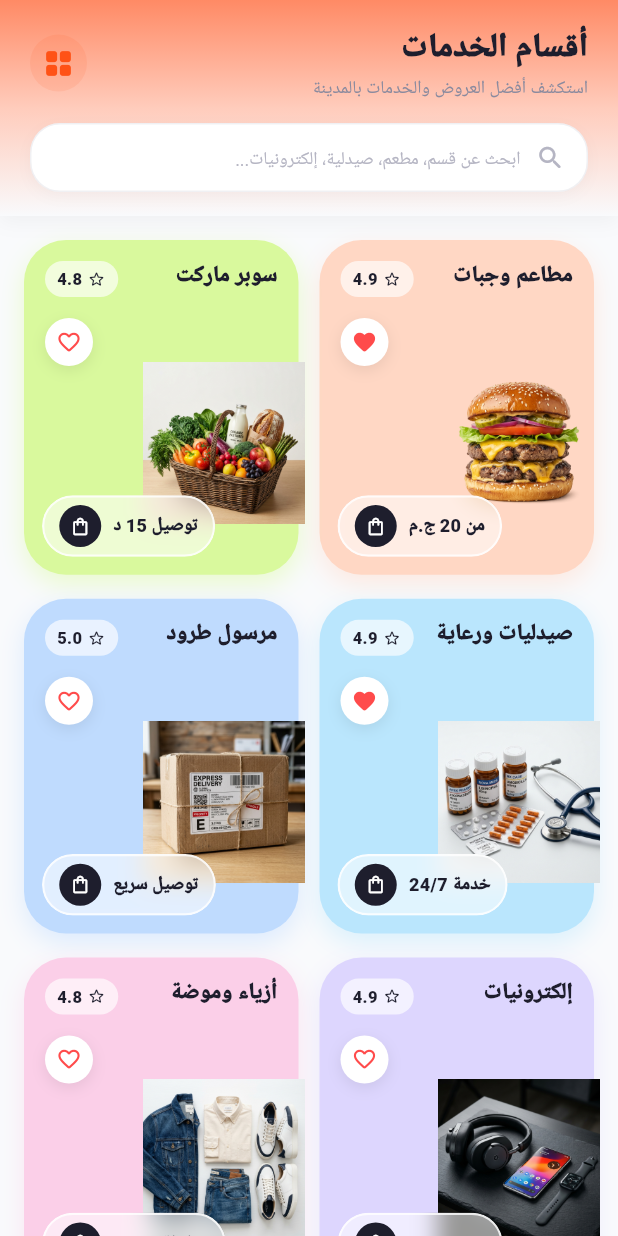
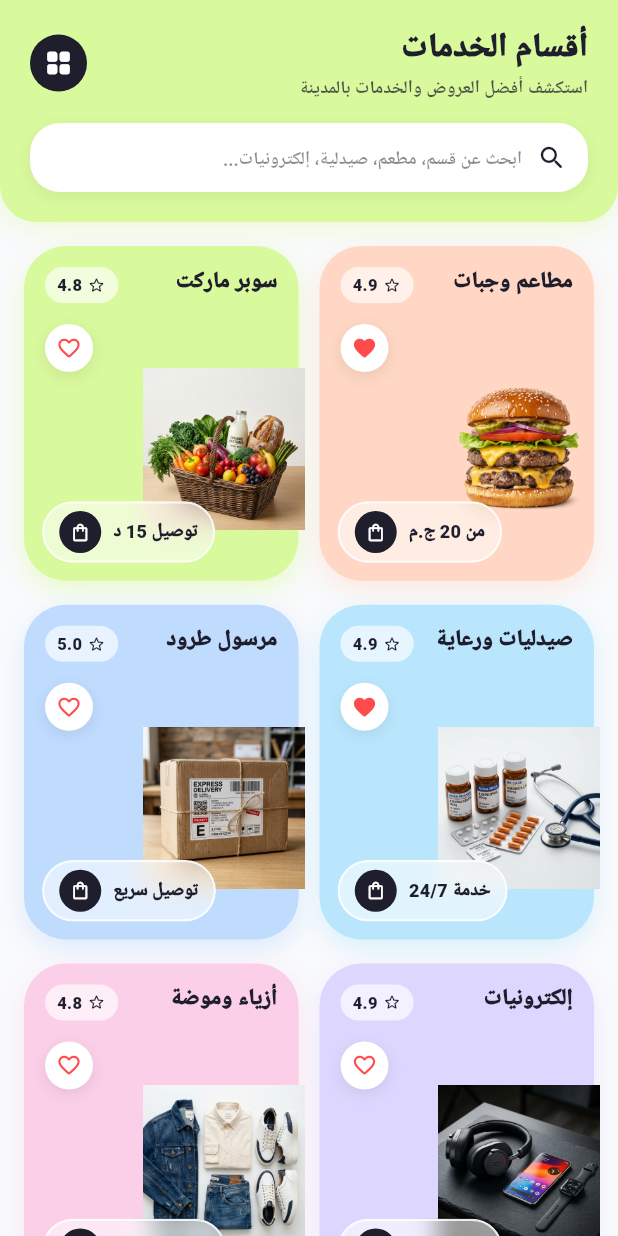
Before and after one commit to khaledibrahim1/EIOP, a Flutter app: the CategoriesScreen screen opened directly, on a phone screen of 412 x 824 dp. Run offline on Flutter 3.47's test engine with Material 3 defaults, Android fonts, the light colour scheme and no system bars; our stand-ins replace flutter_map, google_fonts, latlong2; Roboto replaces fonts that are missing (Tajawal).

Commit message:
headr color

```diff
--- a/lib/screens/categories_screen.dart
+++ b/lib/screens/categories_screen.dart
@@ -174,15 +174,19 @@ class _CategoriesScreenState extends State<CategoriesScreen> {
             top: false,
             child: Column(
               children: [
-                // Top Header Container
+                // Top Header Container (Light Lime Green Theme)
                 Container(
                   width: double.infinity,
                   decoration: BoxDecoration(
-                    gradient: AppColors.headerFadeGradient,
+                    color: const Color(0xFFD9F99D),
+                    borderRadius: const BorderRadius.only(
+                      bottomLeft: Radius.circular(24),
+                      bottomRight: Radius.circular(24),
+                    ),
                     boxShadow: [
                       BoxShadow(
-                        color: Colors.black.withValues(alpha: 0.04),
-                        blurRadius: 10,
+                        color: const Color(0xFFD9F99D).withValues(alpha: 0.4),
+                        blurRadius: 14,
                         offset: const Offset(0, 4),
                       ),
                     ],
@@ -190,7 +194,7 @@ class _CategoriesScreenState extends State<CategoriesScreen> {
                   child: SafeArea(
                     bottom: false,
                     child: Padding(
-                      padding: const EdgeInsets.fromLTRB(20, 16, 20, 16),
+                      padding: const EdgeInsets.fromLTRB(20, 16, 20, 20),
                       child: Column(
                         crossAxisAlignment: CrossAxisAlignment.start,
                         children: [
@@ -200,12 +204,12 @@ class _CategoriesScreenState extends State<CategoriesScreen> {
                               Column(
                                 crossAxisAlignment: CrossAxisAlignment.start,
                                 children: [
-                                  Text(
+                                  const Text(
                                     'أقسام الخدمات',
                                     style: TextStyle(
                                       fontSize: 22,
                                       fontWeight: FontWeight.w900,
-                                      color: AppColors.textPrimary,
+                                      color: Color(0xFF1E1E2D),
                                     ),
                                   ),
                                   const SizedBox(height: 2),
@@ -213,21 +217,23 @@ class _CategoriesScreenState extends State<CategoriesScreen> {
                                     'استكشف أفضل العروض والخدمات بالمدينة',
                                     style: TextStyle(
                                       fontSize: 12,
-                                      color: AppColors.textSecondary,
+                                      color: const Color(0xFF1E1E2D)
+                                          .withValues(alpha: 0.75),
+                                      fontWeight: FontWeight.w600,
                                     ),
                                   ),
                                 ],
                               ),
                               Container(
-                                padding: const EdgeInsets.all(8),
-                                decoration: BoxDecoration(
-                                  color: AppColors.primary.withValues(alpha: 0.1),
+                                padding: const EdgeInsets.all(9),
+                                decoration: const BoxDecoration(
+                                  color: Color(0xFF1E1E2D),
                                   shape: BoxShape.circle,
                                 ),
                                 child: const Icon(
                                   Icons.grid_view_rounded,
-                                  color: AppColors.primary,
-                                  size: 22,
+                                  color: Colors.white,
+                                  size: 20,
                                 ),
                               ),
                             ],
@@ -239,15 +245,11 @@ class _CategoriesScreenState extends State<CategoriesScreen> {
                             height: 46,
                             padding: const EdgeInsets.symmetric(horizontal: 14),
                             decoration: BoxDecoration(
-                              color: AppColors.surface,
+                              color: Colors.white,
                               borderRadius: BorderRadius.circular(20),
-                              border: Border.all(
-                                color: AppColors.textLight.withValues(alpha: 0.2),
-                                width: 1,
-                              ),
                               boxShadow: [
                                 BoxShadow(
-                                  color: Colors.black.withValues(alpha: 0.03),
+                                  color: Colors.black.withValues(alpha: 0.06),
                                   blurRadius: 8,
                                   offset: const Offset(0, 3),
                                 ),
@@ -255,9 +257,9 @@ class _CategoriesScreenState extends State<CategoriesScreen> {
                             ),
                             child: Row(
                               children: [
-                                Icon(
+                                const Icon(
                                   Icons.search_rounded,
-                                  color: AppColors.textLight,
+                                  color: Color(0xFF1E1E2D),
                                   size: 20,
                                 ),
                                 const SizedBox(width: 10),
@@ -268,12 +270,16 @@ class _CategoriesScreenState extends State<CategoriesScreen> {
                                         _searchQuery = val;
                                       });
                                     },
-                                    decoration: InputDecoration(
+                                    style: const TextStyle(
+                                      color: Color(0xFF1E1E2D),
+                                      fontWeight: FontWeight.w600,
+                                    ),
+                                    decoration: const InputDecoration(
                                       hintText:
                                           'ابحث عن قسم، مطعم، صيدلية، إلكترونيات...',
                                       hintStyle: TextStyle(
                                         fontSize: 12,
-                                        color: AppColors.textLight,
+                                        color: Colors.black45,
                                       ),
                                       border: InputBorder.none,
                                       isDense: true,
```
